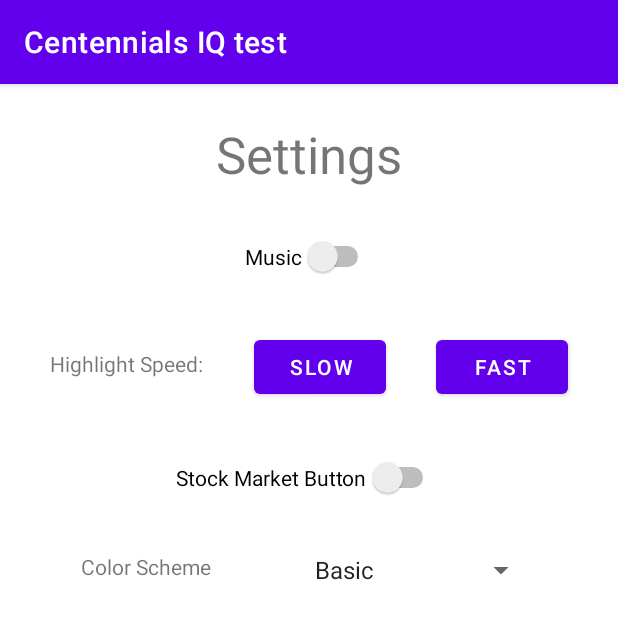
After one commit to GurjapHajra/Centennials-IQ-test, an Android app: the Settings screen opened directly, with no data from a screen before it, on a phone screen of 412 x 824 dp. The commit adds this screen. Shown: the top 619 px of the screen. Run offline under Robolectric (Android 15) with nearby library versions, the phone set to English and light mode, and no system bars.

Commit message:
added settings screen and added navigation

```diff
--- a/app/src/main/AndroidManifest.xml
+++ b/app/src/main/AndroidManifest.xml
@@ -9,6 +9,9 @@
         android:roundIcon="@mipmap/ic_launcher_round"
         android:supportsRtl="true"
         android:theme="@style/Theme.CentennialsIQTest">
+        <activity
+            android:name=".Settings"
+            android:exported="false" />
         <activity
             android:name=".Instructions"
             android:exported="false" />
--- a/app/src/main/java/com/example/centennialsiqtest/MainActivity.java
+++ b/app/src/main/java/com/example/centennialsiqtest/MainActivity.java
@@ -22,4 +22,8 @@ public class MainActivity extends AppCompatActivity {
         Intent instscreen = new Intent(this, Instructions.class);
         startActivity(instscreen);
     }
+    public void settc(View view){
+        Intent settscreen = new Intent(this, Settings.class);
+        startActivity(settscreen);
+    }
 }
--- /dev/null
+++ b/app/src/main/java/com/example/centennialsiqtest/Settings.java
@@ -0,0 +1,24 @@
+package com.example.centennialsiqtest;
+
+import androidx.appcompat.app.AppCompatActivity;
+
+import android.os.Bundle;
+import android.widget.ArrayAdapter;
+import android.widget.Spinner;
+
+public class Settings extends AppCompatActivity {
+
+    @Override
+    protected void onCreate(Bundle savedInstanceState) {
+        super.onCreate(savedInstanceState);
+        setContentView(R.layout.activity_settings);
+
+        Spinner dropdown = (Spinner) findViewById(R.id.Dropdown);
+
+        ArrayAdapter<String> myAdapter = new ArrayAdapter<String>(Settings.this,
+                android.R.layout.simple_list_item_1,getResources().getStringArray(R.array.schemes));
+        myAdapter.setDropDownViewResource(android.R.layout.simple_spinner_dropdown_item);
+        dropdown.setAdapter(myAdapter);
+
+    }
+}
--- a/app/src/main/res/layout/activity_main.xml
+++ b/app/src/main/res/layout/activity_main.xml
@@ -47,6 +47,7 @@
         android:layout_height="wrap_content"
         android:layout_marginTop="16dp"
         android:text="Settings"
+        android:onClick="settc"
         app:layout_constraintEnd_toEndOf="parent"
         app:layout_constraintStart_toStartOf="parent"
         app:layout_constraintTop_toBottomOf="@+id/Insb" />
--- /dev/null
+++ b/app/src/main/res/layout/activity_settings.xml
@@ -0,0 +1,96 @@
+<?xml version="1.0" encoding="utf-8"?>
+<androidx.constraintlayout.widget.ConstraintLayout xmlns:android="http://schemas.android.com/apk/res/android"
+    xmlns:app="http://schemas.android.com/apk/res-auto"
+    xmlns:tools="http://schemas.android.com/tools"
+    android:layout_width="match_parent"
+    android:layout_height="match_parent"
+    tools:context=".Settings">
+
+    <TextView
+        android:id="@+id/Settings_Title"
+        android:layout_width="wrap_content"
+        android:layout_height="wrap_content"
+        android:layout_marginTop="24dp"
+        android:text="Settings"
+        android:textSize="34sp"
+        app:layout_constraintBottom_toTopOf="@+id/CurrentScoret"
+        app:layout_constraintEnd_toEndOf="parent"
+        app:layout_constraintStart_toStartOf="parent"
+        app:layout_constraintTop_toTopOf="parent" />
+
+    <Switch
+        android:id="@+id/MusicSwitch"
+        android:layout_width="wrap_content"
+        android:layout_height="wrap_content"
+        android:layout_marginTop="32dp"
+        android:text="Music"
+        app:layout_constraintEnd_toEndOf="parent"
+        app:layout_constraintStart_toStartOf="parent"
+        app:layout_constraintTop_toBottomOf="@+id/Settings_Title" />
+
+    <Switch
+        android:id="@+id/StockSwitch"
+        android:layout_width="wrap_content"
+        android:layout_height="wrap_content"
+        android:layout_marginTop="36dp"
+        android:text="Stock Market Button"
+        app:layout_constraintEnd_toEndOf="parent"
+        app:layout_constraintHorizontal_bias="0.497"
+        app:layout_constraintStart_toStartOf="parent"
+        app:layout_constraintTop_toBottomOf="@+id/button" />
+
+    <TextView
+        android:id="@+id/textView"
+        android:layout_width="wrap_content"
+        android:layout_height="wrap_content"
+        android:layout_marginTop="48dp"
+        android:text="Highlight Speed:"
+        app:layout_constraintEnd_toStartOf="@+id/button"
+        app:layout_constraintHorizontal_bias="0.5"
+        app:layout_constraintStart_toStartOf="parent"
+        app:layout_constraintTop_toBottomOf="@+id/MusicSwitch" />
+
+    <Button
+        android:id="@+id/button"
+        android:layout_width="wrap_content"
+        android:layout_height="wrap_content"
+        android:layout_marginTop="36dp"
+        android:text="Slow"
+        app:layout_constraintEnd_toStartOf="@+id/button3"
+        app:layout_constraintHorizontal_bias="0.5"
+        app:layout_constraintStart_toEndOf="@+id/textView"
+        app:layout_constraintTop_toBottomOf="@+id/MusicSwitch" />
+
+    <Button
+        android:id="@+id/button3"
+        android:layout_width="wrap_content"
+        android:layout_height="wrap_content"
+        android:layout_marginTop="36dp"
+        android:text="Fast"
+        app:layout_constraintEnd_toEndOf="parent"
+        app:layout_constraintHorizontal_bias="0.5"
+        app:layout_constraintStart_toEndOf="@+id/button"
+        app:layout_constraintTop_toBottomOf="@+id/MusicSwitch" />
+
+    <Spinner
+        android:id="@+id/Dropdown"
+        android:layout_width="164dp"
+        android:layout_height="23dp"
+        android:layout_marginTop="36dp"
+        app:layout_constraintEnd_toEndOf="parent"
+        app:layout_constraintHorizontal_bias="0.5"
+        app:layout_constraintStart_toEndOf="@+id/textView4"
+        app:layout_constraintTop_toBottomOf="@+id/StockSwitch" />
+
+    <TextView
+        android:id="@+id/textView4"
+        android:layout_width="wrap_content"
+        android:layout_height="wrap_content"
+        android:layout_marginTop="36dp"
+        android:text="Color Scheme"
+        app:layout_constraintEnd_toStartOf="@+id/Dropdown"
+        app:layout_constraintHorizontal_bias="0.5"
+        app:layout_constraintStart_toStartOf="parent"
+        app:layout_constraintTop_toBottomOf="@+id/StockSwitch" />
+
+</androidx.constraintlayout.widget.ConstraintLayout>
--- a/app/src/main/res/values/strings.xml
+++ b/app/src/main/res/values/strings.xml
@@ -1,3 +1,9 @@
 <resources>
     <string name="app_name">Centennials IQ test</string>
+
+    <string-array name= "schemes">
+        <item>Basic</item>
+        <item>Scheme1</item>
+        <item>Scheme2</item>
+    </string-array>
 </resources>
```
